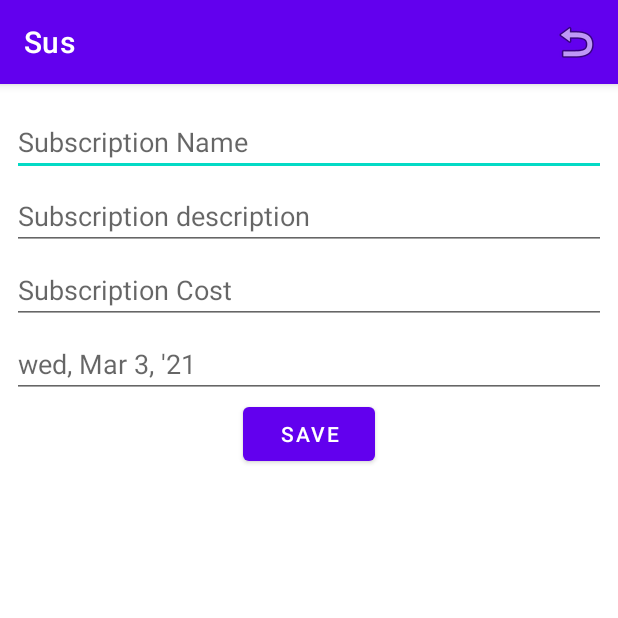
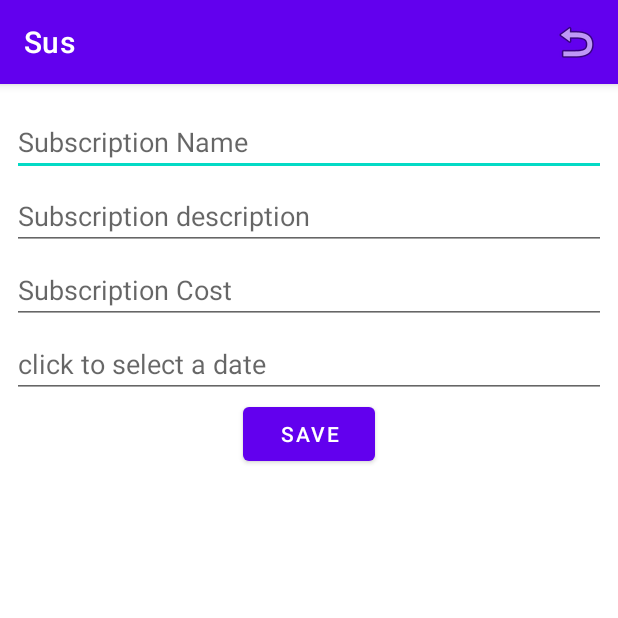
Before and after one commit to cvtc-Hunter-Bauer/2021_Sus, an Android app: the AddSub screen opened directly, with no data from a screen before it, on a phone screen of 412 x 824 dp, the top half of it. Run offline under Robolectric (Android 15) with nearby library versions, the phone set to English and light mode, and no system bars.

Commit message:
Delivers #178021777 now using a calander when edittext clicked

```diff
--- a/Sus/app/src/main/java/edu/cvtc/itCapstone/sus/AddSub.java
+++ b/Sus/app/src/main/java/edu/cvtc/itCapstone/sus/AddSub.java
@@ -8,6 +8,7 @@ import androidx.loader.content.AsyncTaskLoader;
 import androidx.loader.content.CursorLoader;
 import androidx.loader.content.Loader;
 
+import android.app.DatePickerDialog;
 import android.content.ContentValues;
 import android.content.Intent;
 import android.database.Cursor;
@@ -18,8 +19,11 @@ import android.view.Menu;
 import android.view.MenuItem;
 import android.view.View;
 import android.widget.Button;
+import android.widget.DatePicker;
 import android.widget.EditText;
 import android.widget.Toast;
+
+import java.util.Calendar;
 
 import edu.cvtc.itCapstone.sus.DatabaseContract.SubscriptionInfoEntry;
 
@@ -48,6 +52,7 @@ public class AddSub extends AppCompatActivity implements LoaderManager.LoaderCal
     private double mOriginalSubCost;
     private String mOriginalSubDate;
 
+    private DatePickerDialog mDatepicker;
     private EditText mName;
     private EditText mDescription;
     private EditText mCost;
@@ -77,7 +82,26 @@ public class AddSub extends AppCompatActivity implements LoaderManager.LoaderCal
         mName = findViewById(R.id.text_name);
         mDescription = findViewById(R.id.text_description);
         mCost = findViewById(R.id.text_cost);
+       // mDatepicker = findViewById(R.id.sub_DatePicker);
         mDate = findViewById(R.id.text_date);
+        mDate.setOnClickListener(new View.OnClickListener() {
+            @Override
+            public void onClick(View v) {
+                // getting the current date using calendar class
+                final Calendar calendar = Calendar.getInstance();
+                int mYear = calendar.get(Calendar.YEAR);
+                int mMonth = calendar.get(Calendar.MONTH);
+                int mDay = calendar.get(Calendar.DAY_OF_MONTH);
+
+                mDatepicker = new DatePickerDialog(AddSub.this, new DatePickerDialog.OnDateSetListener() {
+                    @Override
+                    public void onDateSet(DatePicker view, int year, int month, int dayOfMonth) {
+                        mDate.setText(dayOfMonth + "/" + (month + 1) + "/" + year);
+                    }
+                }, mYear, mMonth, mDay);
+                mDatepicker.show();
+            }
+        });
 
         mButton.setOnClickListener(new View.OnClickListener() {
 
--- a/Sus/app/src/main/res/layout/activity_add_sub.xml
+++ b/Sus/app/src/main/res/layout/activity_add_sub.xml
@@ -55,9 +55,10 @@
         android:layout_marginTop="4dp"
         android:ems="10"
         android:gravity="start|top"
+        android:focusable="false"
         android:hint="@string/subscription_dateFormat_hint"
         android:importantForAutofill="no"
-        android:inputType="textMultiLine"
+        android:inputType="none"
         app:layout_constraintEnd_toEndOf="@+id/text_cost"
         app:layout_constraintStart_toStartOf="@+id/text_cost"
         app:layout_constraintTop_toBottomOf="@+id/text_cost" />
@@ -72,4 +73,6 @@
         app:layout_constraintEnd_toEndOf="@+id/text_date"
         app:layout_constraintStart_toStartOf="@+id/text_date"
         app:layout_constraintTop_toBottomOf="@+id/text_date" />
+
+
 </androidx.constraintlayout.widget.ConstraintLayout>
--- a/Sus/app/src/main/res/values/strings.xml
+++ b/Sus/app/src/main/res/values/strings.xml
@@ -3,7 +3,7 @@
     <string name="subscription_name_hint">Subscription Name</string>
     <string name="subscription_description_hint">Subscription description</string>
     <string name="subscription_cost_hint">Subscription Cost</string>
-    <string name="subscription_dateFormat_hint">wed, Mar 3, \'21</string>
+    <string name="subscription_dateFormat_hint">click to select a date</string>
     <string name="button_text">Save</string>
     <string name="string_button_text">Save</string>
     <string name="close">Close</string>
```
